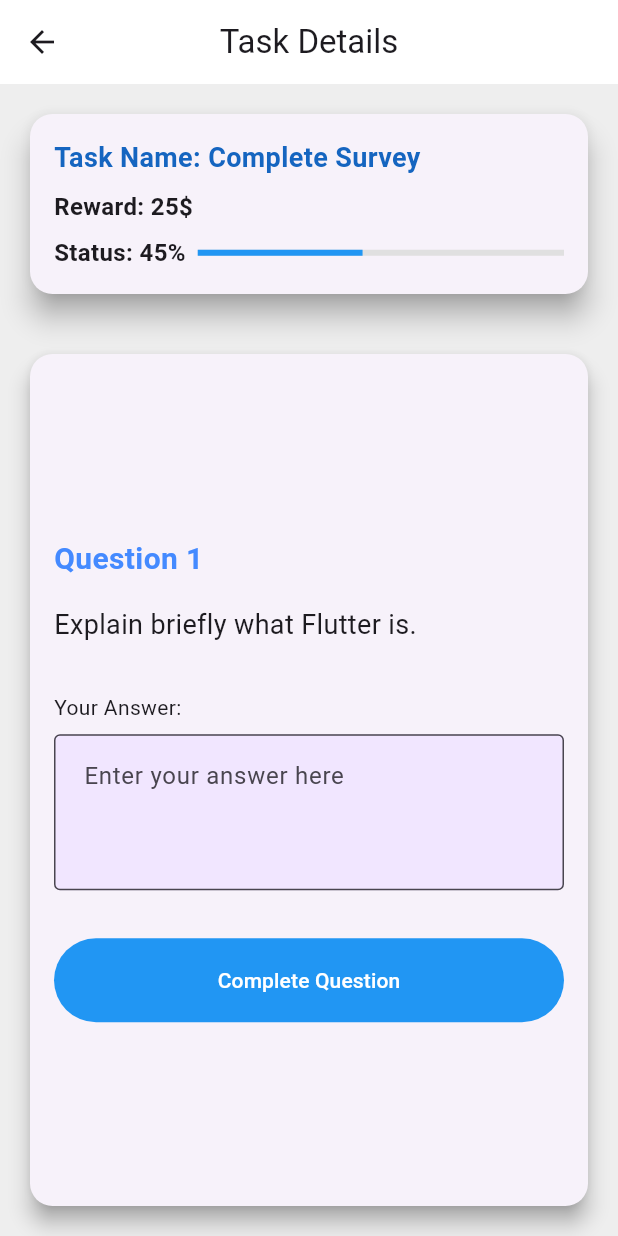
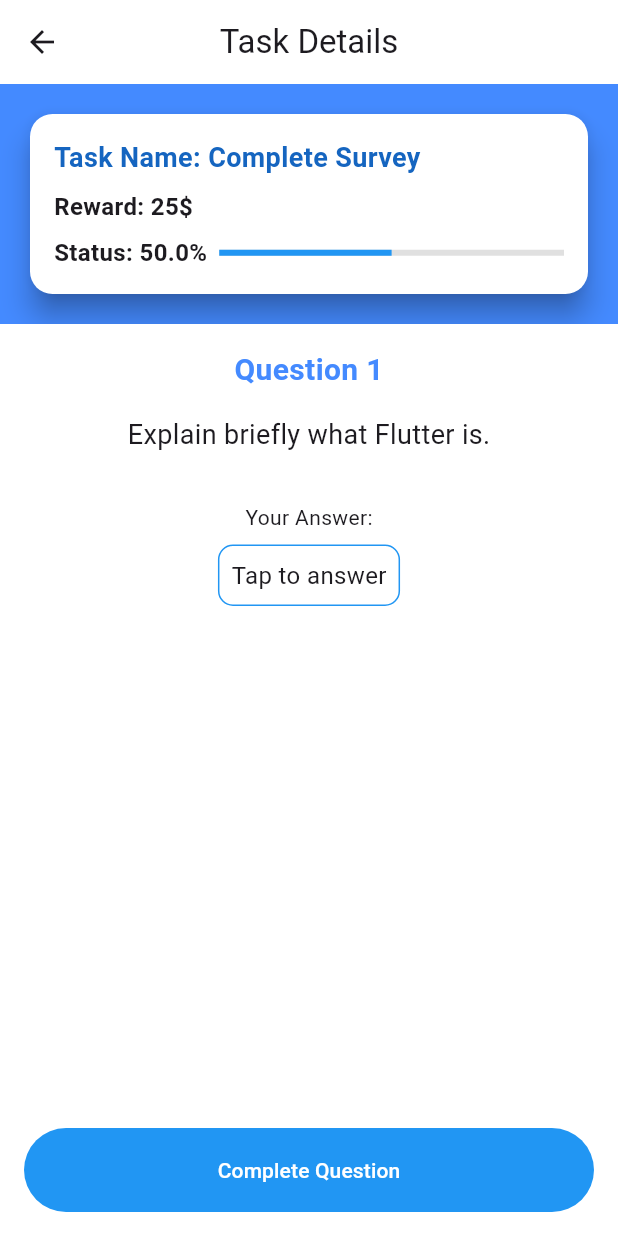
Before and after one commit to g-random-a/platform_x, a Flutter app: the TaskPage screen opened directly, on a phone screen of 412 x 824 dp. Run offline on Flutter 3.47's test engine with Material 3 defaults, Android fonts, the phone set to English and light mode, and no system bars; our stand-ins replace bloc, dio, equatable, file_picker, flutter_bloc, flutter_dotenv and 10 more; missing offline and left inert: audio_waveforms, bcrypt, flutter_sound; accounts and stored records are empty.

Commit message:
added audio recording and and task detail

```diff
--- a/lib/presentation/pages/completeTasks/task_details.dart
+++ b/lib/presentation/pages/completeTasks/task_details.dart
@@ -1,24 +1,16 @@
 import 'dart:io';
-
-import 'package:file_picker/file_picker.dart';
 import 'package:flutter/material.dart';
 import 'package:flutter_sound/flutter_sound.dart';
+import 'package:file_picker/file_picker.dart';
 import 'package:path_provider/path_provider.dart';
 import 'package:permission_handler/permission_handler.dart';
+import 'package:platform_x/application/theme_bloc/bloc/theme_bloc.dart';
+import 'package:platform_x/application/theme_bloc/event/theme_event.dart';
+import 'package:platform_x/lib.dart';
+import 'package:platform_x/presentation/pages/Forget%20Password/components/imports.dart';
 
-class Question {
-  String QuestionId;
-  String QuestionName;
-  String QuestionDescription;
-  String QuestionType;
-
-  Question({
-    required this.QuestionId,
-    required this.QuestionName,
-    required this.QuestionDescription,
-    required this.QuestionType,
-  });
-}
+import '../../../domain/task/questions.dart';
+import 'audio_recorder.dart';
 
 class TaskPage extends StatefulWidget {
   const TaskPage({super.key});
@@ -31,13 +23,13 @@ class _TaskPageState extends State<TaskPage> {
   final PageController _pageController = PageController();
   int _currentQuestionIndex = 0;
   bool _isQuestionCompleted = false;
-
-  FlutterSoundRecorder? _audioRecorder;
-  bool _isRecording = false;
+  bool _isAudioRecorded = false;
   String? _recordedFilePath;
 
+  // Text field controller
   final TextEditingController _textController = TextEditingController();
 
+  // Sample questions
   final List<Question> _questions = [
     Question(
       QuestionId: "1",
@@ -54,56 +46,19 @@ class _TaskPageState extends State<TaskPage> {
   ];
 
   @override
-  void initState() {
-    super.initState();
-    _initAudioRecorder();
-  }
-
-  @override
   void dispose() {
-    _audioRecorder?.closeRecorder();
-    _audioRecorder = null;
     _textController.dispose();
+    // state = teamstate
+    BlocProvider.of<ThemeBloc>(context).add(const LoadThemeEvent());
     super.dispose();
   }
 
-  Future<void> _initAudioRecorder() async {
-    _audioRecorder = FlutterSoundRecorder();
-    await _audioRecorder!.openRecorder();
-    await _requestPermissions();
-  }
-
-  Future<void> _requestPermissions() async {
-    await Permission.microphone.request();
-  }
-
-  Future<void> _startRecording() async {
-    final directory = await getApplicationDocumentsDirectory();
-    final filePath = '${directory.path}/flutter_sound_recording.aac';
-    await _audioRecorder!.startRecorder(toFile: filePath);
+  // Callback to handle when the audio is recorded/uploaded
+  void _onAudioRecorded(bool isRecorded, String? filePath) {
     setState(() {
-      _isRecording = true;
+      _isAudioRecorded = isRecorded;
       _recordedFilePath = filePath;
     });
-  }
-
-  Future<void> _stopRecording() async {
-    await _audioRecorder!.stopRecorder();
-    setState(() {
-      _isRecording = false;
-    });
-  }
-
-  Future<void> _uploadAudioFile() async {
-    FilePickerResult? result = await FilePicker.platform.pickFiles(
-      type: FileType.audio,
-    );
-
-    if (result != null && result.files.single.path != null) {
-      setState(() {
-        _recordedFilePath = result.files.single.path!;
-      });
-    }
   }
 
   void _completeQuestion() {
@@ -119,6 +74,7 @@ class _TaskPageState extends State<TaskPage> {
         _isQuestionCompleted = false;
         _textController.clear();
         _recordedFilePath = null;
+        _isAudioRecorded = false;
       });
       _pageController.animateToPage(
         _currentQuestionIndex,
@@ -131,49 +87,78 @@ class _TaskPageState extends State<TaskPage> {
   Widget _buildAnswerField(Question question) {
     if (question.QuestionType == 'text') {
       return Column(
-        crossAxisAlignment: CrossAxisAlignment.start,
+        crossAxisAlignment: CrossAxisAlignment.center,
         children: [
           const Text("Your Answer:"),
           const SizedBox(height: 8),
-          TextField(
+          Hero(
+            tag: 'answerTextField', // Unique tag for Hero animation
+            child: Material(
+              color: Colors.transparent, // To avoid background color glitch
+              child: InkWell(
+                onTap: () async{
+                  await Navigator.of(context).push(MaterialPageRoute(
+                    builder: (_) => FullScreenTextField(
                       controller: _textController,
-            decoration: const InputDecoration(
-              border: OutlineInputBorder(),
-              hintText: 'Enter your answer here',
+                      question: question.QuestionDescription,
                     ),
-            maxLines: 3,
+                  ));
+                },
+                child: Container(
+                  padding: const EdgeInsets.all(8),
+                  decoration: BoxDecoration(
+                    border: Border.all(color: Colors.blue),
+                    borderRadius: BorderRadius.circular(10),
+                  ),
+                  child: Text(
+                    _textController.text.isEmpty
+                        ? 'Tap to answer'
+                        : _textController.text,
+                    style: const TextStyle(fontSize: 16),
+                  ),
+                ),
+              ),
+            ),
           ),
         ],
       );
     } else if (question.QuestionType == 'audio') {
       return Column(
         crossAxisAlignment: CrossAxisAlignment.start,
+        mainAxisSize: MainAxisSize.min,
         children: [
-          const Text("Record or Upload Your Answer:"),
+          const Text("Audio Answer:"),
           const SizedBox(height: 8),
-          Row(
+          Hero(
+            tag: 'audioHero',
+            child: Material(
+              color: Colors.transparent,
+              child: InkWell(
+                onTap: () {
+                  Navigator.of(context).push(MaterialPageRoute(
+                    builder: (_) => FullScreenAudioRecorder(
+                      onAudioRecorded: _onAudioRecorded,
+                    ),
+                  ));
+                },
+                child: ElevatedButton(
+                  onPressed: null, // No action on main screen
+                  style: ElevatedButton.styleFrom(
+                    backgroundColor: Colors.blue,
+                  ),
+                  child: Row(
+                    mainAxisSize: MainAxisSize.min,
                     children: [
-              ElevatedButton(
-                onPressed: _isRecording ? _stopRecording : _startRecording,
-                style: ElevatedButton.styleFrom(
-                  backgroundColor: _isRecording ? Colors.red : Colors.blue,
-                ),
-                child: Text(_isRecording ? 'Stop Recording' : 'Start Recording'),
-              ),
-              const SizedBox(width: 16),
-              ElevatedButton(
-                onPressed: _uploadAudioFile,
-                style: ElevatedButton.styleFrom(
-                  backgroundColor: Colors.orange,
-                ),
-                child: const Text('Upload Audio'),
-              ),
+                      const Text('Audio Answer'),
+                      if (_isAudioRecorded) ...[
+                        const SizedBox(width: 8),
+                        const Icon(Icons.check_circle, color: Colors.green),
+                      ],
                     ],
                   ),
-          if (_recordedFilePath != null)
-            Padding(
-              padding: const EdgeInsets.only(top: 8.0),
-              child: Text("Audio file: $_recordedFilePath"),
+                ),
+              ),
+            ),
           ),
         ],
       );
@@ -184,17 +169,25 @@ class _TaskPageState extends State<TaskPage> {
 
   @override
   Widget build(BuildContext context) {
+    // MediaQuery to handle keyboard open event
+    final bottomPadding = MediaQuery.of(context).viewInsets.bottom;
+
     return Scaffold(
-      backgroundColor: Colors.grey[200],
+      resizeToAvoidBottomInset: true, // Prevents content from being hidden by the keyboard
+      backgroundColor: Colors.blueAccent,
       appBar: AppBar(
         title: const Text('Task Details'),
         centerTitle: true,
       ),
-      body: Column(
+      body: Padding(
+        padding: EdgeInsets.only(bottom: bottomPadding), // Adjust padding when keyboard opens
+        child: Column(
           children: [
+            // Header Card
             Padding(
               padding: const EdgeInsets.all(16.0),
               child: Card(
+                color: Colors.white,
                 shape: RoundedRectangleBorder(
                   borderRadius: BorderRadius.circular(15),
                 ),
@@ -224,8 +217,8 @@ class _TaskPageState extends State<TaskPage> {
                       Row(
                         mainAxisAlignment: MainAxisAlignment.spaceBetween,
                         children: [
-                        const Text(
-                          "Status: 45%",
+                          Text(
+                            "Status: ${(_currentQuestionIndex+1)/_questions.length * 100}%",
                             style: TextStyle(
                               fontSize: 16,
                               fontWeight: FontWeight.w600,
@@ -235,7 +228,7 @@ class _TaskPageState extends State<TaskPage> {
                             child: Padding(
                               padding: const EdgeInsets.only(left: 8.0),
                               child: LinearProgressIndicator(
-                              value: 0.45,
+                                value: (_currentQuestionIndex+1)/_questions.length,
                                 backgroundColor: Colors.grey[300],
                                 color: Colors.blue,
                               ),
@@ -253,22 +246,18 @@ class _TaskPageState extends State<TaskPage> {
             Expanded(
               child: PageView.builder(
                 controller: _pageController,
-              physics: const NeverScrollableScrollPhysics(),
+                physics: const NeverScrollableScrollPhysics(), // Prevent user from scrolling manually
                 itemCount: _questions.length,
                 itemBuilder: (context, index) {
                   final question = _questions[index];
-                return Padding(
+                  return Container(
                     padding: const EdgeInsets.all(16.0),
-                  child: Card(
-                    elevation: 6,
-                    shape: RoundedRectangleBorder(
-                      borderRadius: BorderRadius.circular(15),
-                    ),
-                    child: Padding(
-                      padding: const EdgeInsets.all(16.0),
+                    color: Colors.white,
                     child: Column(
-                        crossAxisAlignment: CrossAxisAlignment.start,
-                        mainAxisAlignment: MainAxisAlignment.center,
+                      crossAxisAlignment: CrossAxisAlignment.center,
+                      mainAxisAlignment: MainAxisAlignment.spaceBetween,
+                      children: [
+                        Column(
                           children: [
                             Text(
                               "Question ${index + 1}",
@@ -285,6 +274,8 @@ class _TaskPageState extends State<TaskPage> {
                             ),
                             const SizedBox(height: 32),
                             _buildAnswerField(question),
+                          ],
+                        ),
                         const SizedBox(height: 32),
                         ElevatedButton(
                           onPressed: _isQuestionCompleted
@@ -304,14 +295,64 @@ class _TaskPageState extends State<TaskPage> {
                         ),
                       ],
                     ),
-                    ),
-                  ),
                   );
                 },
               ),
             ),
           ],
         ),
+      ),
     );
   }
 }
+
+class FullScreenTextField extends StatelessWidget {
+  final TextEditingController controller;
+  final String question;
+
+  const FullScreenTextField({Key? key, required this.controller, required this.question}) : super(key: key);
+
+  @override
+  Widget build(BuildContext context) {
+    return Scaffold(
+      appBar: AppBar(
+        title: const Text("Answer Question"),
+      ),
+      body: Padding(
+        padding: const EdgeInsets.all(16.0),
+        child: Hero(
+          tag: 'answerTextField',
+          child: Container(
+            child: Column(
+              children: [
+                Text(
+                  question,
+                  style: const TextStyle(fontSize: 18),
+                ),
+                TextField(
+                  controller: controller,
+                  maxLines: null, // Allow for multiple lines
+                  autofocus: true, // Open keyboard automatically
+                  decoration: const InputDecoration(
+                    fillColor: Colors.white,
+                    border: OutlineInputBorder(),
+                    hintText: 'Enter your answer...',
+                  ),
+                ),
+                const SizedBox(height: 16),
+                ElevatedButton(
+                  onPressed: () {
+                    // keybord disable
+                    Navigator.of(context).pop();
+                  },
+                  child: const Text('Save Answer'),
+                ),
+
+              ],
+            ),
+          ),
+        ),
+      ),
+    );
+  }
+}
```
Also changed, not shown: lib/presentation/pages/completeTasks/audio_recorder.dart (added, +278 -0 lines). Lines whose indentation alone changed are shown as unchanged.
